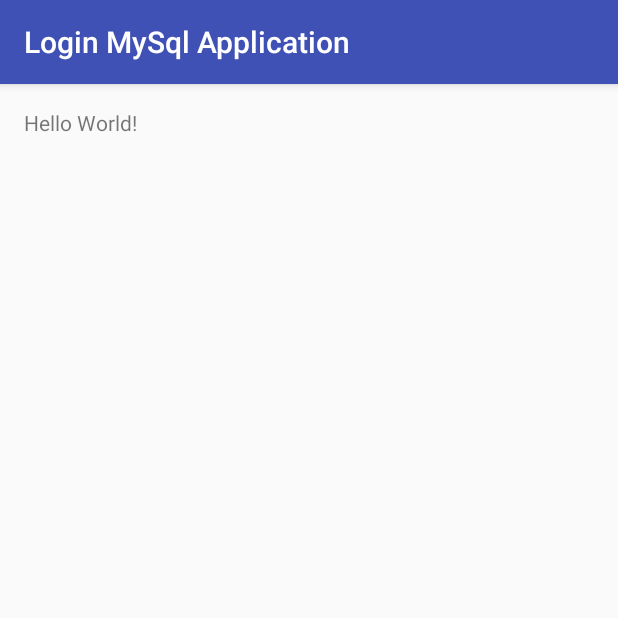
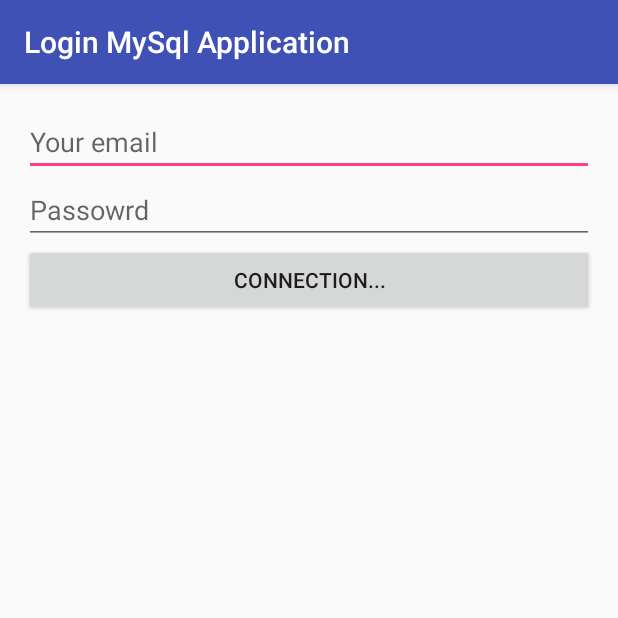
Before and after one commit to et-psi/Androi_php_login_service, an Android app: the screen it shows after launch (LoginActvity), on a phone screen of 412 x 824 dp, the top half of it. Run offline under Robolectric (Android 15) with nearby library versions, the phone set to English and light mode, and no system bars.

Commit message:
create login interface

```diff
--- a/LoginMySqlApplication/app/src/main/java/ch/cpln/loginmysqlapplication/LoginActvity.java
+++ b/LoginMySqlApplication/app/src/main/java/ch/cpln/loginmysqlapplication/LoginActvity.java
@@ -1,7 +1,10 @@
 package ch.cpln.loginmysqlapplication;
 
+import android.os.Bundle;
 import android.support.v7.app.AppCompatActivity;
-import android.os.Bundle;
+import android.view.View;
+import android.widget.EditText;
+import android.widget.Toast;
 
 public class LoginActvity extends AppCompatActivity {
 
@@ -10,4 +13,12 @@
         super.onCreate(savedInstanceState);
         setContentView(R.layout.activity_login_actvity);
     }
+
+
+    public void btnLogonClick(View view) {
+        EditText tbxEmail = (EditText) findViewById(R.id.tbxEmail);
+        EditText tbxPassword = (EditText) findViewById(R.id.tbxPassword);
+
+        Toast.makeText(getApplicationContext(), tbxEmail.getText() + " " + tbxPassword.getText(), Toast.LENGTH_LONG).show();
+    }
 }
--- a/LoginMySqlApplication/app/src/main/res/layout/activity_login_actvity.xml
+++ b/LoginMySqlApplication/app/src/main/res/layout/activity_login_actvity.xml
@@ -1,5 +1,5 @@
 <?xml version="1.0" encoding="utf-8"?>
-<RelativeLayout xmlns:android="http://schemas.android.com/apk/res/android"
+<LinearLayout xmlns:android="http://schemas.android.com/apk/res/android"
     xmlns:tools="http://schemas.android.com/tools"
     android:id="@+id/activity_login_actvity"
     android:layout_width="match_parent"
@@ -8,10 +8,26 @@
     android:paddingLeft="@dimen/activity_horizontal_margin"
     android:paddingRight="@dimen/activity_horizontal_margin"
     android:paddingTop="@dimen/activity_vertical_margin"
+    android:orientation="vertical"
     tools:context="ch.cpln.loginmysqlapplication.LoginActvity">
 
-    <TextView
-        android:layout_width="wrap_content"
+    <EditText
+        android:id="@+id/tbxEmail"
+        android:layout_width="match_parent"
         android:layout_height="wrap_content"
-        android:text="Hello World!" />
-</RelativeLayout>
+        android:hint="@string/hintEmail"
+        android:inputType="textEmailAddress"/>
+    <EditText
+        android:id="@+id/tbxPassword"
+        android:layout_width="match_parent"
+        android:layout_height="wrap_content"
+        android:hint="@string/hintPassword"
+        android:inputType="textPassword"/>
+    <Button
+        android:layout_width="match_parent"
+        android:layout_height="wrap_content"
+        android:text="@string/btnLogon"
+        android:onClick="btnLogonClick"/>
+
+
+</LinearLayout>
--- a/LoginMySqlApplication/app/src/main/res/values/strings.xml
+++ b/LoginMySqlApplication/app/src/main/res/values/strings.xml
@@ -1,3 +1,6 @@
 <resources>
     <string name="app_name">Login MySql Application</string>
+    <string name="hintEmail">Your email</string>
+    <string name="hintPassword">Passowrd</string>
+    <string name="btnLogon">Connection...</string>
 </resources>
```
